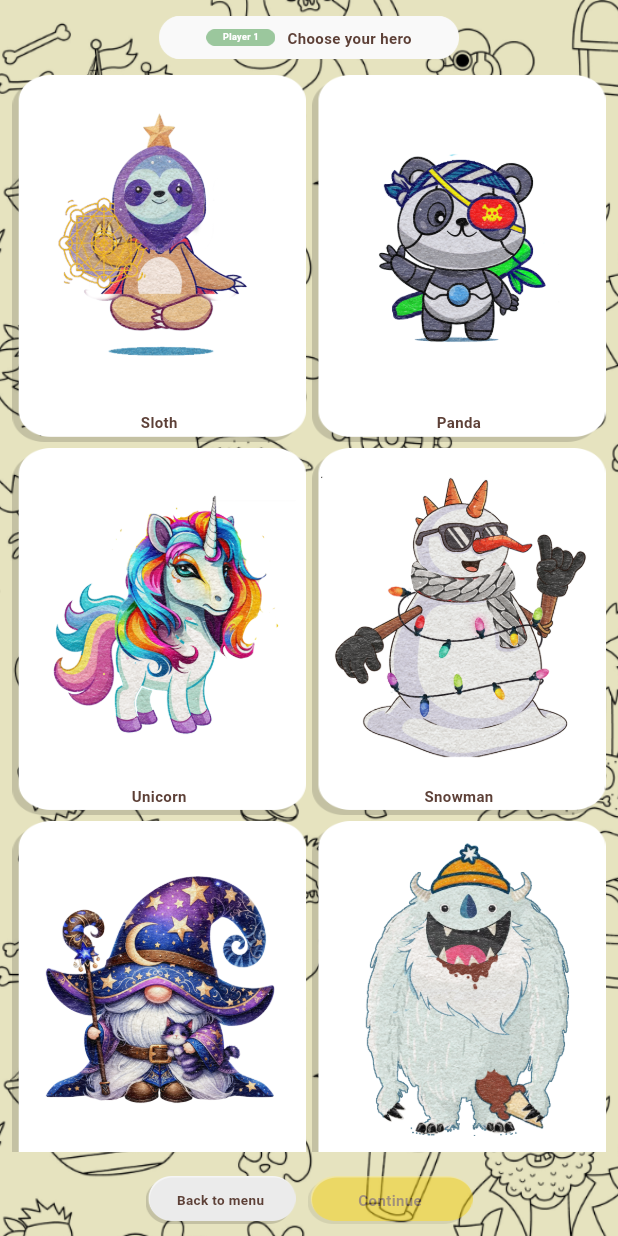
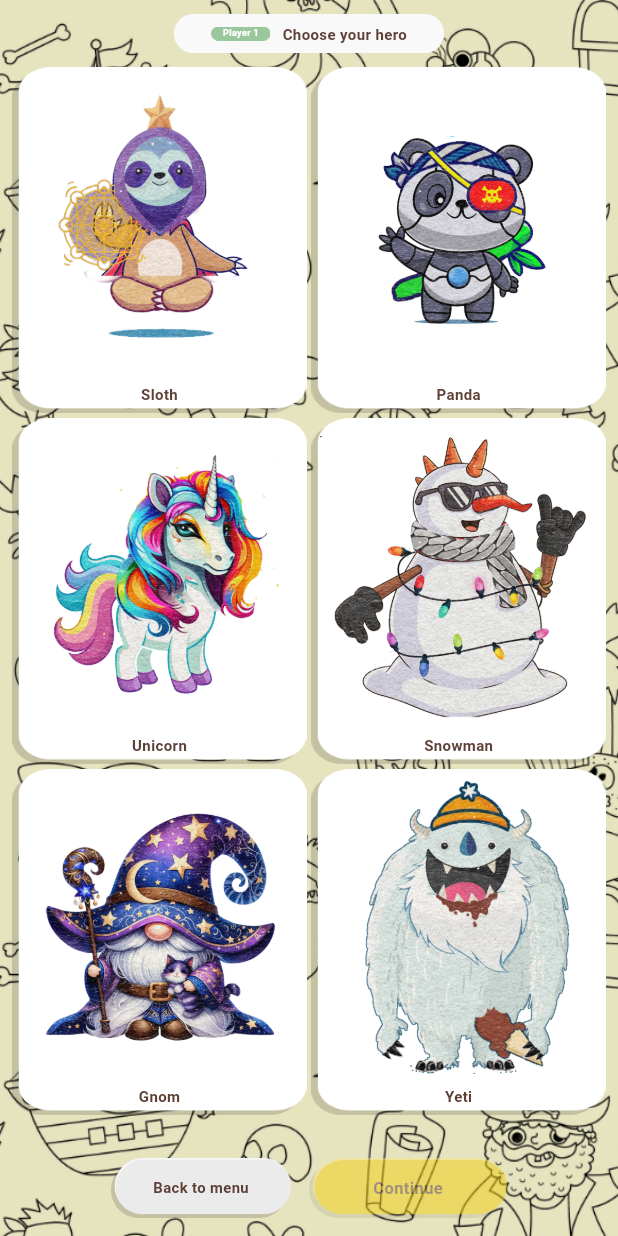
Before and after one commit to aoprisan/Chess, a Flutter app: the HeroSelectionScreen screen opened directly, on a phone screen of 412 x 824 dp. Run offline on Flutter 3.47's test engine with Material 3 defaults, Android fonts, the phone set to English and light mode, and no system bars; missing offline and left inert: flame; Roboto replaces fonts that are missing (ComicSans).

Commit message:
Fix character selection screen sizing to match template design
- Hero grid: fixed width (42% of screen) instead of flex:1
- Hero cards: more square aspect ratio (0.85 vs 0.8), tighter spacing
- Title bar: smaller and more compact
- Bottom buttons: larger and more prominent
- Details panel: better padding and font sizes
- Difficulty selector: larger height and font

https://claude.ai/code/session_01LUer2BAYciDhS5Ac7cwRbx

```diff
--- a/client/lib/screens/hero_selection_screen.dart
+++ b/client/lib/screens/hero_selection_screen.dart
@@ -64,15 +64,14 @@ class _HeroSelectionScreenState extends State<HeroSelectionScreen> {
                             ? Row(
                                 crossAxisAlignment: CrossAxisAlignment.start,
                                 children: [
-                                  // Hero Grid (left side)
-                                  Expanded(
-                                    flex: 1,
+                                  // Hero Grid (left side) - more compact
+                                  SizedBox(
+                                    width: screenWidth * 0.42,
                                     child: _buildHeroGrid(screenWidth, screenHeight),
                                   ),
                                   SizedBox(width: screenWidth * 0.02),
-                                  // Details Panel (right side)
+                                  // Details Panel (right side) - takes remaining space
                                   Expanded(
-                                    flex: 1,
                                     child: _buildDetailsPanel(screenWidth, screenHeight),
                                   ),
                                 ],
@@ -104,11 +103,11 @@ class _HeroSelectionScreenState extends State<HeroSelectionScreen> {
   }
 
   Widget _buildTitleBar(double screenWidth) {
-    final titleWidth = (screenWidth * 0.35).clamp(200.0, 400.0);
-    final titleHeight = titleWidth * 0.17;
-    final badgeWidth = titleWidth * 0.23;
+    final titleWidth = (screenWidth * 0.30).clamp(180.0, 350.0);
+    final titleHeight = titleWidth * 0.16;
+    final badgeWidth = titleWidth * 0.22;
     final badgeHeight = badgeWidth * 0.5;
-    final fontSize = (screenWidth * 0.018).clamp(10.0, 18.0);
+    final fontSize = (screenWidth * 0.016).clamp(10.0, 16.0);
 
     return Container(
       margin: const EdgeInsets.only(top: 8),
@@ -173,9 +172,9 @@ class _HeroSelectionScreenState extends State<HeroSelectionScreen> {
       physics: const NeverScrollableScrollPhysics(),
       gridDelegate: SliverGridDelegateWithFixedCrossAxisCount(
         crossAxisCount: crossAxisCount,
-        childAspectRatio: 0.8,
-        crossAxisSpacing: spacing,
-        mainAxisSpacing: spacing,
+        childAspectRatio: 0.85,
+        crossAxisSpacing: spacing * 0.8,
+        mainAxisSpacing: spacing * 0.8,
       ),
       itemCount: Hero.allHeroes.length,
       itemBuilder: (context, index) {
@@ -210,9 +209,9 @@ class _HeroSelectionScreenState extends State<HeroSelectionScreen> {
   }
 
   Widget _buildDetailsPanel(double screenWidth, double screenHeight) {
-    final padding = (screenWidth * 0.01).clamp(8.0, 16.0);
-    final heroNameSize = (screenWidth * 0.02).clamp(14.0, 24.0);
-    final perkFontSize = (screenWidth * 0.012).clamp(10.0, 14.0);
+    final padding = (screenWidth * 0.015).clamp(10.0, 20.0);
+    final heroNameSize = (screenWidth * 0.022).clamp(16.0, 28.0);
+    final perkFontSize = (screenWidth * 0.013).clamp(11.0, 15.0);
 
     return Column(
       children: [
@@ -353,8 +352,8 @@ class _HeroSelectionScreenState extends State<HeroSelectionScreen> {
   }
 
   Widget _buildDifficultySelector(double screenWidth) {
-    final height = (screenWidth * 0.03).clamp(24.0, 40.0);
-    final fontSize = (screenWidth * 0.01).clamp(8.0, 12.0);
+    final height = (screenWidth * 0.038).clamp(30.0, 48.0);
+    final fontSize = (screenWidth * 0.012).clamp(10.0, 14.0);
 
     return Container(
       height: height,
@@ -393,10 +392,10 @@ class _HeroSelectionScreenState extends State<HeroSelectionScreen> {
   }
 
   Widget _buildBottomBar(double screenWidth) {
-    final buttonWidth = (screenWidth * 0.12).clamp(100.0, 160.0);
-    final buttonHeight = (screenWidth * 0.035).clamp(32.0, 50.0);
-    final fontSize = (screenWidth * 0.012).clamp(10.0, 16.0);
-    final padding = (screenWidth * 0.01).clamp(8.0, 16.0);
+    final buttonWidth = (screenWidth * 0.14).clamp(120.0, 180.0);
+    final buttonHeight = (screenWidth * 0.045).clamp(40.0, 56.0);
+    final fontSize = (screenWidth * 0.014).clamp(11.0, 16.0);
+    final padding = (screenWidth * 0.015).clamp(12.0, 20.0);
 
     return Padding(
       padding: EdgeInsets.all(padding),
```
